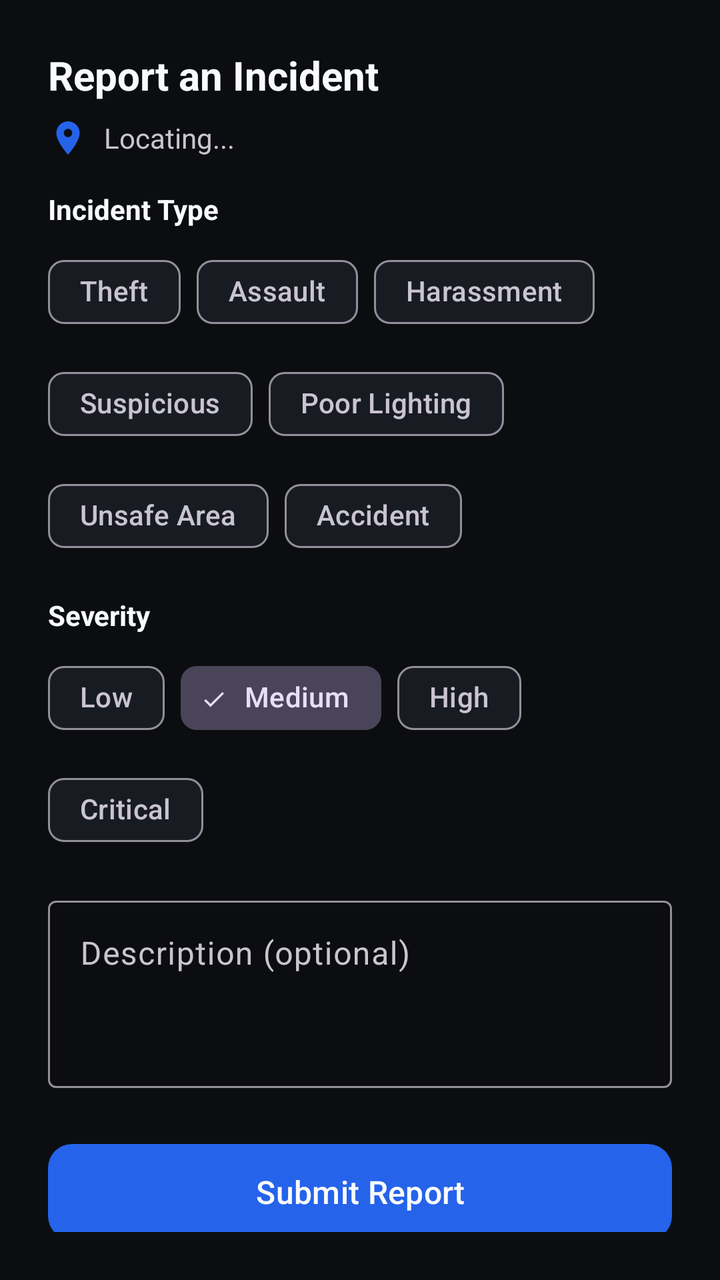
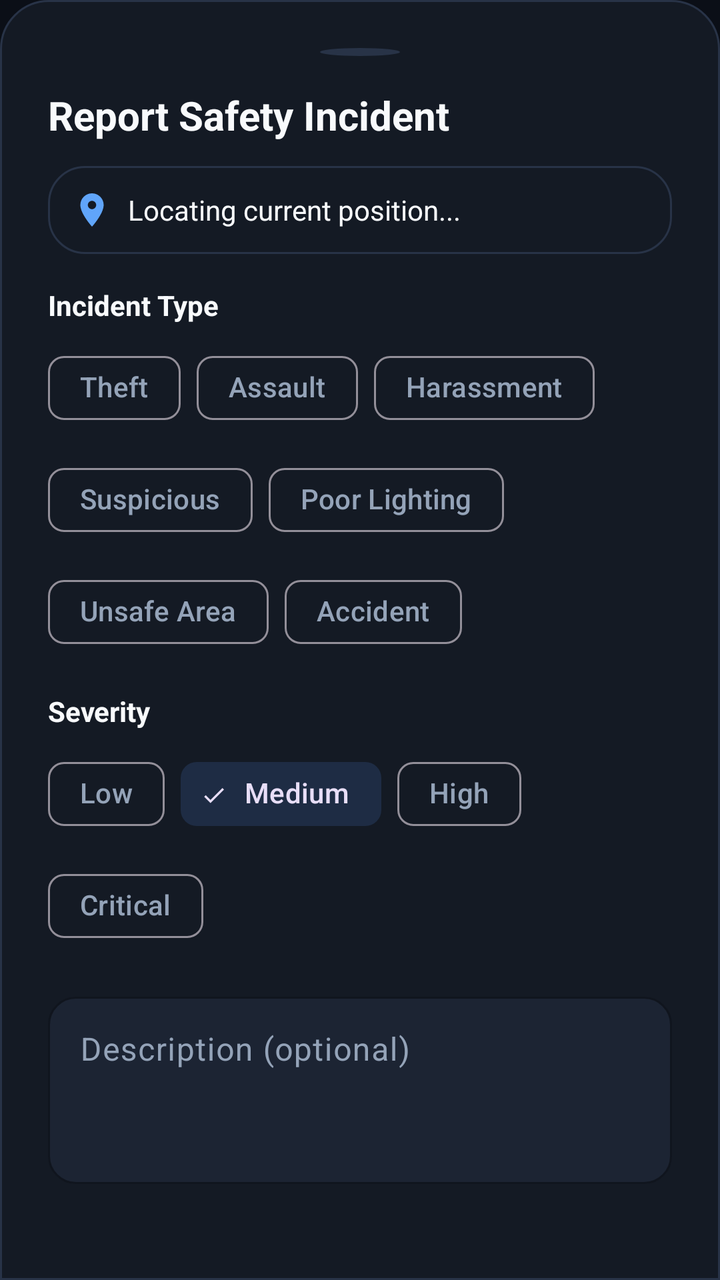

Screens rendered from an Android XML layout before and after an edit, with the pre-edit source and the edit as a unified diff.
<!-- AndroidManifest.xml: application theme Theme.RiskFreeRoutes -->
<!-- res/layout/fragment_report_incident.xml -->
<?xml version="1.0" encoding="utf-8"?>
<LinearLayout
    xmlns:android="http://schemas.android.com/apk/res/android"
    xmlns:app="http://schemas.android.com/apk/res-auto"
    android:layout_width="match_parent"
    android:layout_height="wrap_content"
    android:orientation="vertical"
    android:padding="24dp"
    android:background="@drawable/bg_bottom_sheet">

    <TextView
        android:layout_width="wrap_content"
        android:layout_height="wrap_content"
        android:text="Report an Incident"
        android:textSize="20sp"
        android:textStyle="bold"
        android:textColor="?attr/colorOnSurface"
        android:layout_marginBottom="8dp" />

    <LinearLayout
        android:layout_width="match_parent"
        android:layout_height="wrap_content"
        android:orientation="horizontal"
        android:gravity="center_vertical"
        android:layout_marginBottom="16dp">
        
        <ImageView
            android:layout_width="20dp"
            android:layout_height="20dp"
            android:src="@drawable/ic_location_pin"
            app:tint="?attr/colorPrimary" />
            
        <TextView
            android:id="@+id/tvLocationLabel"
            android:layout_width="wrap_content"
            android:layout_height="wrap_content"
            android:text="Locating..."
            android:textSize="14sp"
            android:textColor="?android:attr/textColorSecondary"
            android:layout_marginStart="8dp" />
    </LinearLayout>

    <TextView
        android:layout_width="wrap_content"
        android:layout_height="wrap_content"
        android:text="Incident Type"
        android:textSize="14sp"
        android:textStyle="bold"
        android:textColor="?attr/colorOnSurface"
        android:layout_marginBottom="8dp" />

    <com.google.android.material.chip.ChipGroup
        android:id="@+id/chipGroupType"
        android:layout_width="match_parent"
        android:layout_height="wrap_content"
        app:singleSelection="true"
        android:layout_marginBottom="16dp">
        <com.google.android.material.chip.Chip android:id="@+id/chip_theft" android:layout_width="wrap_content" android:layout_height="wrap_content" android:text="Theft" style="@style/Widget.Material3.Chip.Filter" />
        <com.google.android.material.chip.Chip android:id="@+id/chip_assault" android:layout_width="wrap_content" android:layout_height="wrap_content" android:text="Assault" style="@style/Widget.Material3.Chip.Filter" />
        <com.google.android.material.chip.Chip android:id="@+id/chip_harassment" android:layout_width="wrap_content" android:layout_height="wrap_content" android:text="Harassment" style="@style/Widget.Material3.Chip.Filter" />
        <com.google.android.material.chip.Chip android:id="@+id/chip_suspicious" android:layout_width="wrap_content" android:layout_height="wrap_content" android:text="Suspicious" style="@style/Widget.Material3.Chip.Filter" />
        <com.google.android.material.chip.Chip android:id="@+id/chip_lighting" android:layout_width="wrap_content" android:layout_height="wrap_content" android:text="Poor Lighting" style="@style/Widget.Material3.Chip.Filter" />
        <com.google.android.material.chip.Chip android:id="@+id/chip_unsafe" android:layout_width="wrap_content" android:layout_height="wrap_content" android:text="Unsafe Area" style="@style/Widget.Material3.Chip.Filter" />
        <com.google.android.material.chip.Chip android:id="@+id/chip_accident" android:layout_width="wrap_content" android:layout_height="wrap_content" android:text="Accident" style="@style/Widget.Material3.Chip.Filter" />
    </com.google.android.material.chip.ChipGroup>

    <TextView
        android:layout_width="wrap_content"
        android:layout_height="wrap_content"
        android:text="Severity"
        android:textSize="14sp"
        android:textStyle="bold"
        android:textColor="?attr/colorOnSurface"
        android:layout_marginBottom="8dp" />

    <com.google.android.material.chip.ChipGroup
        android:id="@+id/chipGroupSeverity"
        android:layout_width="match_parent"
        android:layout_height="wrap_content"
        app:singleSelection="true"
        android:layout_marginBottom="16dp">
        <com.google.android.material.chip.Chip android:id="@+id/chip_low" android:layout_width="wrap_content" android:layout_height="wrap_content" android:text="Low" style="@style/Widget.Material3.Chip.Filter" />
        <com.google.android.material.chip.Chip android:id="@+id/chip_medium" android:layout_width="wrap_content" android:layout_height="wrap_content" android:text="Medium" android:checked="true" style="@style/Widget.Material3.Chip.Filter" />
        <com.google.android.material.chip.Chip android:id="@+id/chip_high" android:layout_width="wrap_content" android:layout_height="wrap_content" android:text="High" style="@style/Widget.Material3.Chip.Filter" />
        <com.google.android.material.chip.Chip android:id="@+id/chip_critical" android:layout_width="wrap_content" android:layout_height="wrap_content" android:text="Critical" style="@style/Widget.Material3.Chip.Filter" />
    </com.google.android.material.chip.ChipGroup>

    <com.google.android.material.textfield.TextInputLayout
        android:layout_width="match_parent"
        android:layout_height="wrap_content"
        android:hint="Description (optional)"
        style="@style/Widget.Material3.TextInputLayout.OutlinedBox"
        android:layout_marginBottom="24dp">
        <com.google.android.material.textfield.TextInputEditText
            android:id="@+id/etDescription"
            android:layout_width="match_parent"
            android:layout_height="wrap_content"
            android:minLines="3"
            android:gravity="top|start" />
    </com.google.android.material.textfield.TextInputLayout>

    <com.google.android.material.button.MaterialButton
        android:id="@+id/btnSubmitReport"
        android:layout_width="match_parent"
        android:layout_height="56dp"
        android:text="Submit Report"
        app:cornerRadius="12dp"
        android:textSize="16sp" />

</LinearLayout>
<!-- resources referenced by this layout -->
<resources>
  <!-- drawable bg_bottom_sheet (drawable) -->
  <?xml version="1.0" encoding="utf-8"?>
  <shape xmlns:android="http://schemas.android.com/apk/res/android">
      <solid android:color="?android:attr/colorBackground"/>
      <corners android:topLeftRadius="24dp" android:topRightRadius="24dp"/>
  </shape>
  <style name="Theme.RiskFreeRoutes" parent="Theme.Material3.Dark.NoActionBar">
  
          
          <item name="colorPrimary">@color/primary_blue</item>
          <item name="colorPrimaryContainer">@color/primary_blue_light</item>
          <item name="colorOnPrimary">@color/text_primary</item>
  
          <item name="colorSecondary">@color/accent_blue</item>
          <item name="colorOnSecondary">@color/text_primary</item>
  
          <item name="colorTertiary">@color/danger_red</item>
          <item name="colorError">@color/danger_red</item>
  
          <item name="colorSurface">@color/glass_panel</item>
          <item name="colorOnSurface">@color/text_primary</item>
  
          <item name="android:colorBackground">@color/colorBackground</item>
  
          
          <item name="android:statusBarColor">@color/colorBackground</item>
          <item name="android:navigationBarColor">@color/colorBackground</item>
  
          
          <item name="shapeAppearanceSmallComponent">@style/ShapeAppearance.RiskFreeRoutes.SmallComponent</item>
          <item name="shapeAppearanceMediumComponent">@style/ShapeAppearance.RiskFreeRoutes.MediumComponent</item>
          <item name="shapeAppearanceLargeComponent">@style/ShapeAppearance.RiskFreeRoutes.LargeComponent</item>
  
      </style>
  <color name="primary_blue">#2563EB</color>
  <color name="primary_blue_light">#4F8CFF</color>
  <color name="text_primary">#F9FAFB</color>
  <color name="accent_blue">#8FB4FF</color>
  <color name="glass_panel">#991C2026</color>
  <color name="colorBackground">#0B0D10</color>
  <style name="ShapeAppearance.RiskFreeRoutes.MediumComponent" parent="ShapeAppearance.Material3.MediumComponent">
          <item name="cornerRadius">16dp</item>
      </style>
  <!-- unchanged entries left out for length: 4 -->
</resources>

<!-- the commit's change to res/layout/fragment_report_incident.xml (unified diff, before → after) -->
@@ -6,37 +6,48 @@
     android:layout_height="wrap_content"
     android:orientation="vertical"
     android:padding="24dp"
-    android:background="@drawable/bg_bottom_sheet">
+    android:background="@drawable/shape_bottom_sheet_bg">
+
+    
+    <View
+        android:layout_width="40dp"
+        android:layout_height="4dp"
+        android:layout_gravity="center_horizontal"
+        android:layout_marginBottom="16dp"
+        android:background="@drawable/shape_circle"
+        android:backgroundTint="@color/colorSurfaceBorder" />
 
     <TextView
         android:layout_width="wrap_content"
         android:layout_height="wrap_content"
-        android:text="Report an Incident"
+        android:text="Report Safety Incident"
         android:textSize="20sp"
         android:textStyle="bold"
-        android:textColor="?attr/colorOnSurface"
-        android:layout_marginBottom="8dp" />
+        android:textColor="@color/text_primary"
+        android:layout_marginBottom="12dp" />
 
     <LinearLayout
         android:layout_width="match_parent"
         android:layout_height="wrap_content"
         android:orientation="horizontal"
         android:gravity="center_vertical"
+        android:background="@drawable/glass_card_bg"
+        android:padding="12dp"
         android:layout_marginBottom="16dp">
         
         <ImageView
             android:layout_width="20dp"
             android:layout_height="20dp"
             android:src="@drawable/ic_location_pin"
-            app:tint="?attr/colorPrimary" />
+            app:tint="@color/primary_blue_light" />
             
         <TextView
             android:id="@+id/tvLocationLabel"
             android:layout_width="wrap_content"
             android:layout_height="wrap_content"
-            android:text="Locating..."
+            android:text="Locating current position..."
             android:textSize="14sp"
-            android:textColor="?android:attr/textColorSecondary"
+            android:textColor="@color/text_primary"
             android:layout_marginStart="8dp" />
     </LinearLayout>
 
@@ -46,7 +57,7 @@
         android:text="Incident Type"
         android:textSize="14sp"
         android:textStyle="bold"
-        android:textColor="?attr/colorOnSurface"
+        android:textColor="@color/text_primary"
         android:layout_marginBottom="8dp" />
 
     <com.google.android.material.chip.ChipGroup
@@ -70,7 +81,7 @@
         android:text="Severity"
         android:textSize="14sp"
         android:textStyle="bold"
-        android:textColor="?attr/colorOnSurface"
+        android:textColor="@color/text_primary"
         android:layout_marginBottom="8dp" />
 
     <com.google.android.material.chip.ChipGroup
@@ -89,22 +100,28 @@
         android:layout_width="match_parent"
         android:layout_height="wrap_content"
         android:hint="Description (optional)"
-        style="@style/Widget.Material3.TextInputLayout.OutlinedBox"
+        app:boxBackgroundColor="@color/colorSurfaceVariant"
+        app:boxStrokeColor="@color/primary_blue"
+        app:boxCornerRadiusTopStart="@dimen/input_corner_radius"
+        app:boxCornerRadiusTopEnd="@dimen/input_corner_radius"
+        app:boxCornerRadiusBottomStart="@dimen/input_corner_radius"
+        app:boxCornerRadiusBottomEnd="@dimen/input_corner_radius"
         android:layout_marginBottom="24dp">
+
         <com.google.android.material.textfield.TextInputEditText
             android:id="@+id/etDescription"
             android:layout_width="match_parent"
             android:layout_height="wrap_content"
             android:minLines="3"
-            android:gravity="top|start" />
+            android:gravity="top|start"
+            android:textColor="@color/text_primary" />
     </com.google.android.material.textfield.TextInputLayout>
 
     <com.google.android.material.button.MaterialButton
         android:id="@+id/btnSubmitReport"
+        style="@style/Widget.RiskFreeRoutes.Button.Primary"
         android:layout_width="match_parent"
-        android:layout_height="56dp"
-        android:text="Submit Report"
-        app:cornerRadius="12dp"
-        android:textSize="16sp" />
+        android:layout_height="@dimen/button_height"
+        android:text="Submit Safety Report" />
 
 </LinearLayout>
<!-- resource entries referenced after the edit -->
@@ -1,32 +1,34 @@
 <!-- resources referenced by this layout -->
 <resources>
-  <!-- drawable bg_bottom_sheet (drawable) -->
-  <?xml version="1.0" encoding="utf-8"?>
-  <shape xmlns:android="http://schemas.android.com/apk/res/android">
-      <solid android:color="?android:attr/colorBackground"/>
-      <corners android:topLeftRadius="24dp" android:topRightRadius="24dp"/>
-  </shape>
+  <color name="colorSurfaceBorder">#283347</color>
+  <color name="colorSurfaceVariant">#1C2433</color>
   <style name="Theme.RiskFreeRoutes" parent="Theme.Material3.Dark.NoActionBar">
   
           
           <item name="colorPrimary">@color/primary_blue</item>
-          <item name="colorPrimaryContainer">@color/primary_blue_light</item>
-          <item name="colorOnPrimary">@color/text_primary</item>
+          <item name="colorPrimaryContainer">@color/primary_blue_dark</item>
+          <item name="colorOnPrimary">@color/text_on_primary</item>
   
           <item name="colorSecondary">@color/accent_blue</item>
-          <item name="colorOnSecondary">@color/text_primary</item>
+          <item name="colorSecondaryContainer">@color/primary_blue_subtle</item>
+          <item name="colorOnSecondary">@color/colorBackground</item>
   
-          <item name="colorTertiary">@color/danger_red</item>
+          <item name="colorTertiary">@color/warning_amber</item>
           <item name="colorError">@color/danger_red</item>
+          <item name="colorOnError">@color/text_on_primary</item>
   
-          <item name="colorSurface">@color/glass_panel</item>
+          <item name="colorSurface">@color/colorSurface</item>
+          <item name="colorSurfaceVariant">@color/colorSurfaceVariant</item>
           <item name="colorOnSurface">@color/text_primary</item>
+          <item name="colorOnSurfaceVariant">@color/text_secondary</item>
   
           <item name="android:colorBackground">@color/colorBackground</item>
   
           
           <item name="android:statusBarColor">@color/colorBackground</item>
           <item name="android:navigationBarColor">@color/colorBackground</item>
+          <item name="android:windowLightStatusBar">false</item>
+          <item name="android:windowLightNavigationBar">false</item>
   
           
           <item name="shapeAppearanceSmallComponent">@style/ShapeAppearance.RiskFreeRoutes.SmallComponent</item>
@@ -34,14 +36,67 @@
           <item name="shapeAppearanceLargeComponent">@style/ShapeAppearance.RiskFreeRoutes.LargeComponent</item>
   
       </style>
-  <color name="primary_blue">#2563EB</color>
-  <color name="primary_blue_light">#4F8CFF</color>
-  <color name="text_primary">#F9FAFB</color>
-  <color name="accent_blue">#8FB4FF</color>
-  <color name="glass_panel">#991C2026</color>
-  <color name="colorBackground">#0B0D10</color>
+  <color name="colorSurface">#141A24</color>
+  <dimen name="card_corner_radius">18dp</dimen>
+  <color name="primary_blue_dark">#2563EB</color>
+  <color name="text_on_primary">#FFFFFF</color>
+  <dimen name="button_corner_radius">14dp</dimen>
+  <dimen name="button_text_size">15sp</dimen>
+  <color name="primary_blue">#3B82F6</color>
+  <color name="primary_blue_light">#60A5FA</color>
+  <color name="text_primary">#F8FAFC</color>
+  <dimen name="button_height">52dp</dimen>
+  <dimen name="input_corner_radius">14dp</dimen>
+  <!-- drawable glass_card_bg (drawable) -->
+  <?xml version="1.0" encoding="utf-8"?>
+  <shape xmlns:android="http://schemas.android.com/apk/res/android"
+      android:shape="rectangle">
+      <solid android:color="@color/colorSurface" />
+      <stroke
+          android:width="1dp"
+          android:color="@color/colorSurfaceBorder" />
+      <corners android:radius="@dimen/card_corner_radius" />
+  </shape>
+  <!-- drawable shape_bottom_sheet_bg (drawable) -->
+  <?xml version="1.0" encoding="utf-8"?>
+  <shape xmlns:android="http://schemas.android.com/apk/res/android"
+      android:shape="rectangle">
+      <solid android:color="@color/colorSurface" />
+      <corners
+          android:topLeftRadius="24dp"
+          android:topRightRadius="24dp"
+          android:bottomLeftRadius="0dp"
+          android:bottomRightRadius="0dp" />
+      <stroke
+          android:width="1dp"
+          android:color="@color/colorSurfaceBorder" />
+  </shape>
+  <!-- drawable shape_circle (drawable) -->
+  <?xml version="1.0" encoding="utf-8"?>
+  <shape xmlns:android="http://schemas.android.com/apk/res/android"
+      android:shape="oval">
+      
+      <solid android:color="#FFFFFF" />
+  </shape>
+  <style name="Widget.RiskFreeRoutes.Button.Primary" parent="Widget.Material3.Button">
+          <item name="backgroundTint">@color/primary_blue_dark</item>
+          <item name="android:textColor">@color/text_on_primary</item>
+          <item name="cornerRadius">@dimen/button_corner_radius</item>
+          <item name="android:minHeight">@dimen/button_height</item>
+          <item name="android:paddingTop">12dp</item>
+          <item name="android:paddingBottom">12dp</item>
+          <item name="android:textSize">@dimen/button_text_size</item>
+          <item name="android:textStyle">bold</item>
+          <item name="android:letterSpacing">0.02</item>
+          <item name="elevation">2dp</item>
+      </style>
+  <color name="accent_blue">#93C5FD</color>
+  <color name="primary_blue_subtle">#1E2C44</color>
+  <color name="colorBackground">#0B0F17</color>
+  <color name="warning_amber">#F59E0B</color>
+  <color name="text_secondary">#94A3B8</color>
   <style name="ShapeAppearance.RiskFreeRoutes.MediumComponent" parent="ShapeAppearance.Material3.MediumComponent">
-          <item name="cornerRadius">16dp</item>
+          <item name="cornerRadius">18dp</item>
       </style>
   <!-- unchanged entries left out for length: 4 -->
 </resources>
